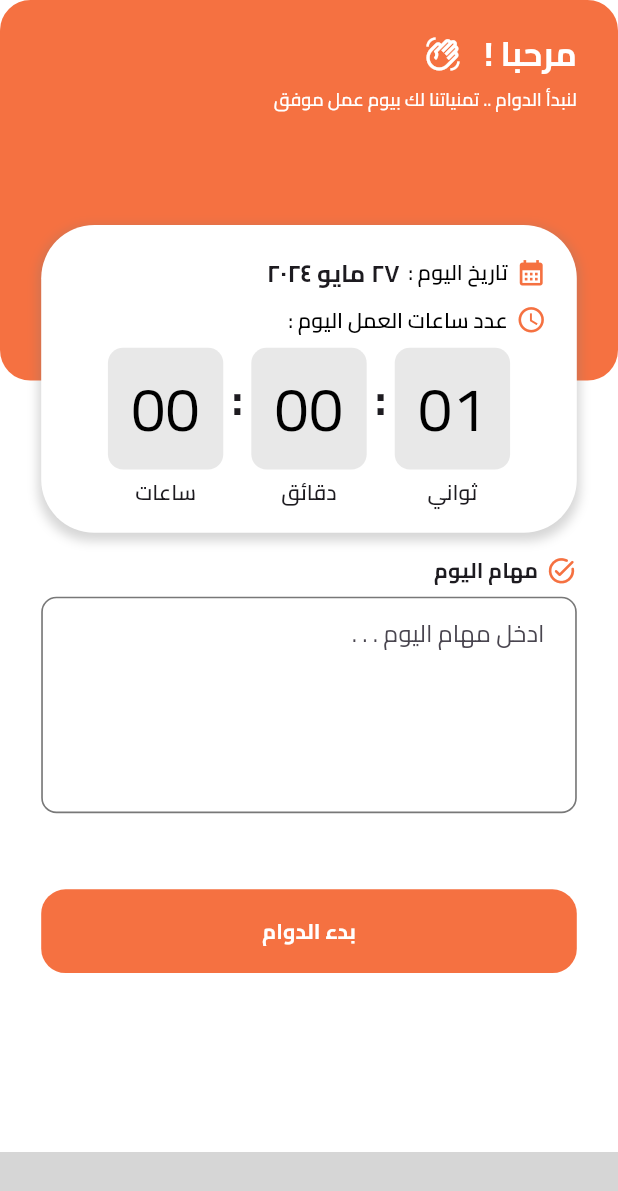
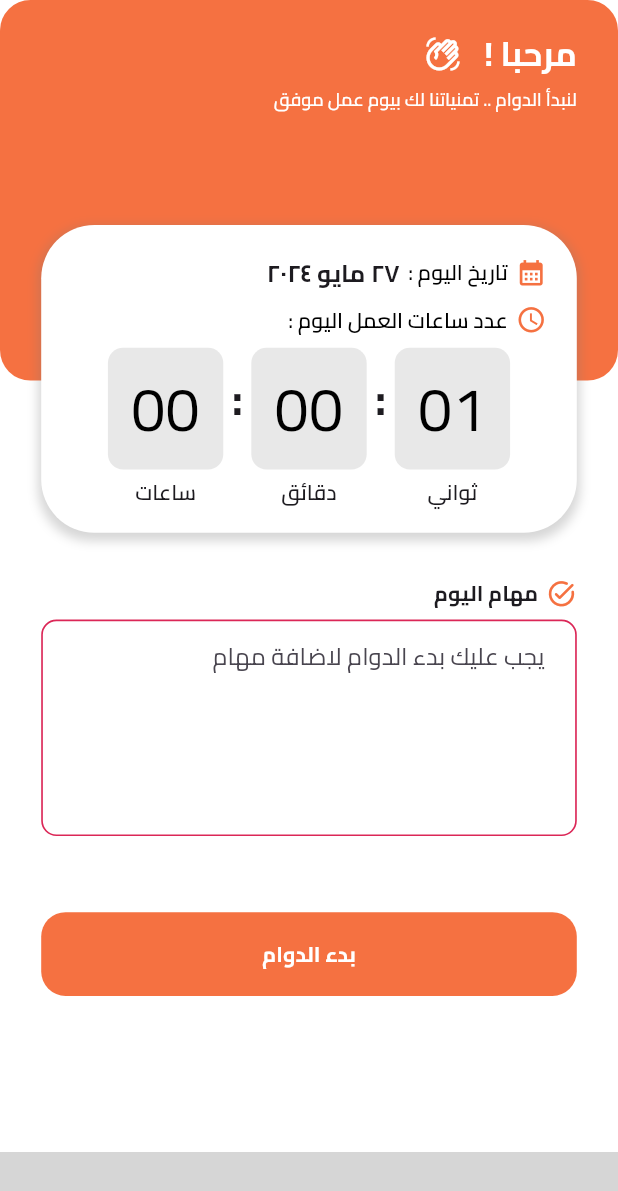
Before and after one commit to mohamedmahmoud9/Attendance-Keeper-App, a Flutter app: the HomeScreen screen opened by its route, after a tap on "انهاء الدوام", on a phone screen of 412 x 824 dp. Shown: the top 1191 px of the screen. Run offline on Flutter 3.47's test engine with Material 3 defaults, Android fonts, the phone set to English and light mode, and no system bars; our stand-ins replace bloc, cloud_firestore, dartz, easy_localization, equatable, firebase_auth and 7 more; missing offline and left inert: responsive_navigation_bar; accounts and stored records are empty; network calls fail; grey boxes are pictures that could not be loaded.

Commit message:
Updated ability to write tasks

```diff
--- a/assets/languages/ar.json
+++ b/assets/languages/ar.json
@@ -48,5 +48,6 @@
     "enter_today_tasks" : "ادخل مهام اليوم . . .",
     "seconds" : "ثواني",
     "minutes" : "دقائق",
-    "hours" : "ساعات"
+    "hours" : "ساعات",
+    "must_start_to_add_tasks" : "يجب عليك بدء الدوام لاضافة مهام"
 }
--- a/lib/features/home/presentation/widgets/tasks_start_end_work.dart
+++ b/lib/features/home/presentation/widgets/tasks_start_end_work.dart
@@ -16,7 +16,7 @@ class TasksAndStartAndEndWork extends StatelessWidget {
   @override
   Widget build(BuildContext context) {
     return Padding(
-      padding: EdgeInsets.symmetric(horizontal: 25.w, vertical: 15.h),
+      padding: EdgeInsets.symmetric(horizontal: 25.w, vertical: 30.h),
       child: Column(
         crossAxisAlignment: CrossAxisAlignment.start,
         children: [
@@ -29,12 +29,27 @@ class TasksAndStartAndEndWork extends StatelessWidget {
             ],
           ),
           verticalSpacing(7),
-          TextField(
-            // controller: ,
+          BlocSelector<WorkingHoursCubit, WorkingHoursState, bool>(
+            selector: (state) => state.isStartWork,
+            builder: (context, isStarted) {
+              return TextField(
+                readOnly: !isStarted,
                 maxLines: 5,
                 decoration: InputDecoration(
-              hintText: tr('enter_today_tasks'),
-              enabledBorder: OutlineInputBorder(
+                  hintText: isStarted
+                      ? tr('enter_today_tasks')
+                      : tr('must_start_to_add_tasks'),
+                  errorBorder: OutlineInputBorder(
+                    borderRadius: BorderRadius.all(
+                      Radius.circular(10.r),
+                    ),
+                    borderSide: BorderSide(
+                      width: 1.w,
+                      color: AppColors.red,
+                    ),
+                  ),
+                  enabledBorder: isStarted
+                      ? OutlineInputBorder(
                           borderRadius: BorderRadius.all(
                             Radius.circular(10.r),
                           ),
@@ -42,8 +57,18 @@ class TasksAndStartAndEndWork extends StatelessWidget {
                             width: 1.w,
                             color: AppColors.greyDark,
                           ),
+                        )
+                      : OutlineInputBorder(
+                          borderRadius: BorderRadius.all(
+                            Radius.circular(10.r),
                           ),
-              focusedBorder: OutlineInputBorder(
+                          borderSide: BorderSide(
+                            width: 1.w,
+                            color: AppColors.red,
+                          ),
+                        ),
+                  focusedBorder: isStarted
+                      ? OutlineInputBorder(
                           borderRadius: BorderRadius.all(
                             Radius.circular(10.r),
                           ),
@@ -51,11 +76,22 @@ class TasksAndStartAndEndWork extends StatelessWidget {
                             width: 1.w,
                             color: AppColors.appPrimary,
                           ),
+                        )
+                      : OutlineInputBorder(
+                          borderRadius: BorderRadius.all(
+                            Radius.circular(10.r),
+                          ),
+                          borderSide: BorderSide(
+                            width: 1.w,
+                            color: Colors.red,
+                          ),
                         ),
                   contentPadding:
                       EdgeInsets.symmetric(horizontal: 16.w, vertical: 12.h),
                 ),
                 onChanged: (value) {},
+              );
+            },
           ),
           verticalSpacing(50),
           BlocSelector<WorkingHoursCubit, WorkingHoursState, bool>(
@@ -67,34 +103,6 @@ class TasksAndStartAndEndWork extends StatelessWidget {
                   return const StartButton();
                 }
               }),
-          verticalSpacing(20),
-          // verticalSpacing(50),
-          // BlocConsumer<SignOutCubit, SignOutState>(
-          //   listener: (context, state) {
-          //     if (state is SignOutError) {
-          //       ScaffoldMessenger.of(context).showSnackBar(
-          //         SnackBar(
-          //           content: Text(state.message),
-          //         ),
-          //       );
-          //     }
-          //   },
-          //   builder: (context, state) {
-          //     if (state is SignOutLoading) {
-          //       return const Center(
-          //         child: CircularProgressIndicator(
-          //           color: AppColors.appPrimary,
-          //         ),
-          //       );
-          //     }
-          //     return AppTextButton(
-          //       buttonText: tr('sign_out'),
-          //       onPressed: () {
-          //         context.read<SignOutCubit>().signOut();
-          //       },
-          //     );
-          //   },
-          // ),
         ],
       ),
     );
```
Lines whose indentation alone changed are shown as unchanged.
